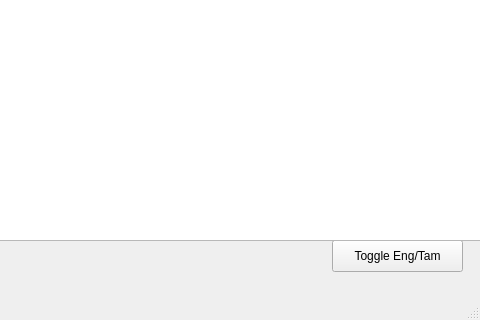
Before: the Qt Designer form mainwindow.ui in Harishbala/KeySwift, drawn with Qt 5; both pictures show x 320 to 800 and y 280 to 600 of the 800 by 600 pixel window.
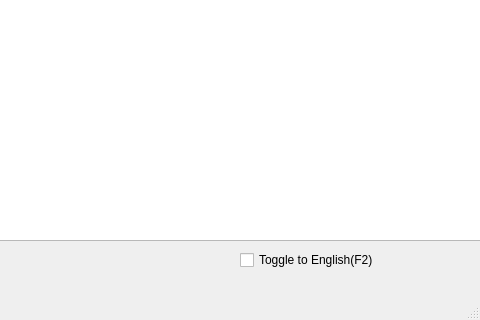
After: the same form once the commit is applied.

Commit message: Removed push button, instead using a check box for toggling to english.

Patch:
```diff
--- a/mainwindow.ui
+++ b/mainwindow.ui
@@ -14,19 +14,6 @@
    <string>TamilTypeWriter</string>
   </property>
   <widget class="QWidget" name="centralwidget">
-   <widget class="QPushButton" name="toggleButton">
-    <property name="geometry">
-     <rect>
-      <x>652</x>
-      <y>520</y>
-      <width>131</width>
-      <height>32</height>
-     </rect>
-    </property>
-    <property name="text">
-     <string>Toggle Eng/Tam</string>
-    </property>
-   </widget>
    <widget class="QTextEdit" name="textEdit">
     <property name="geometry">
      <rect>
@@ -37,6 +24,19 @@
      </rect>
     </property>
    </widget>
+   <widget class="QCheckBox" name="checkBox">
+    <property name="geometry">
+     <rect>
+      <x>560</x>
+      <y>530</y>
+      <width>161</width>
+      <height>20</height>
+     </rect>
+    </property>
+    <property name="text">
+     <string>Toggle to English(F2)</string>
+    </property>
+   </widget>
   </widget>
   <widget class="QMenuBar" name="menubar">
    <property name="geometry">
```
The commit also changes 1 other file.
